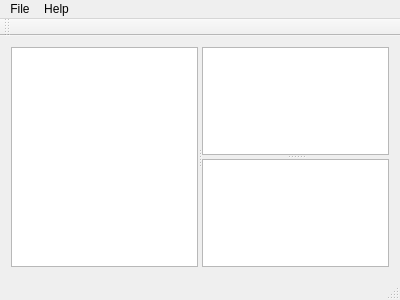
paalsteek/yanr, file mainwindow.ui: the form before one commit.
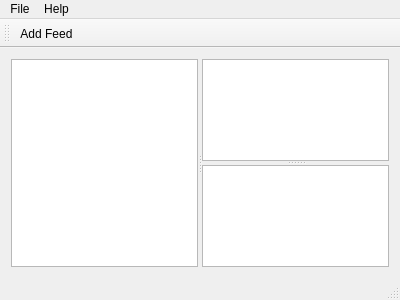
The form after the commit.

```diff
--- a/mainwindow.ui
+++ b/mainwindow.ui
@@ -64,6 +64,7 @@
    <attribute name="toolBarBreak">
     <bool>false</bool>
    </attribute>
+   <addaction name="actionAdd_Feed"/>
   </widget>
   <widget class="QStatusBar" name="statusBar"/>
   <action name="actionAbout">
```
